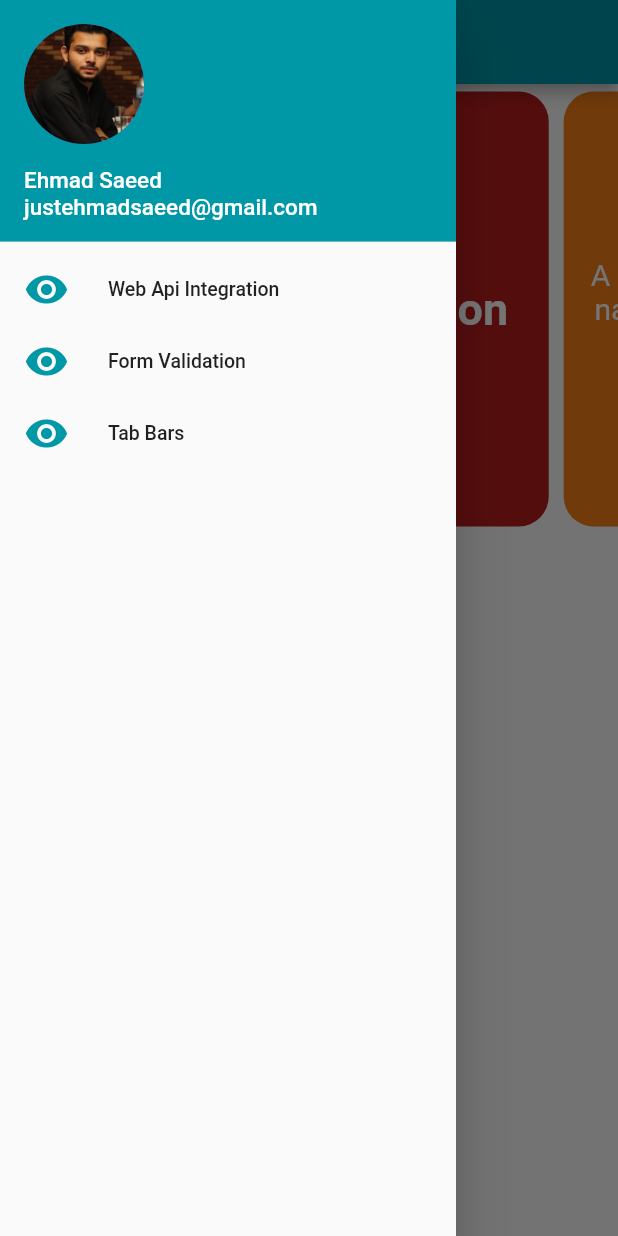
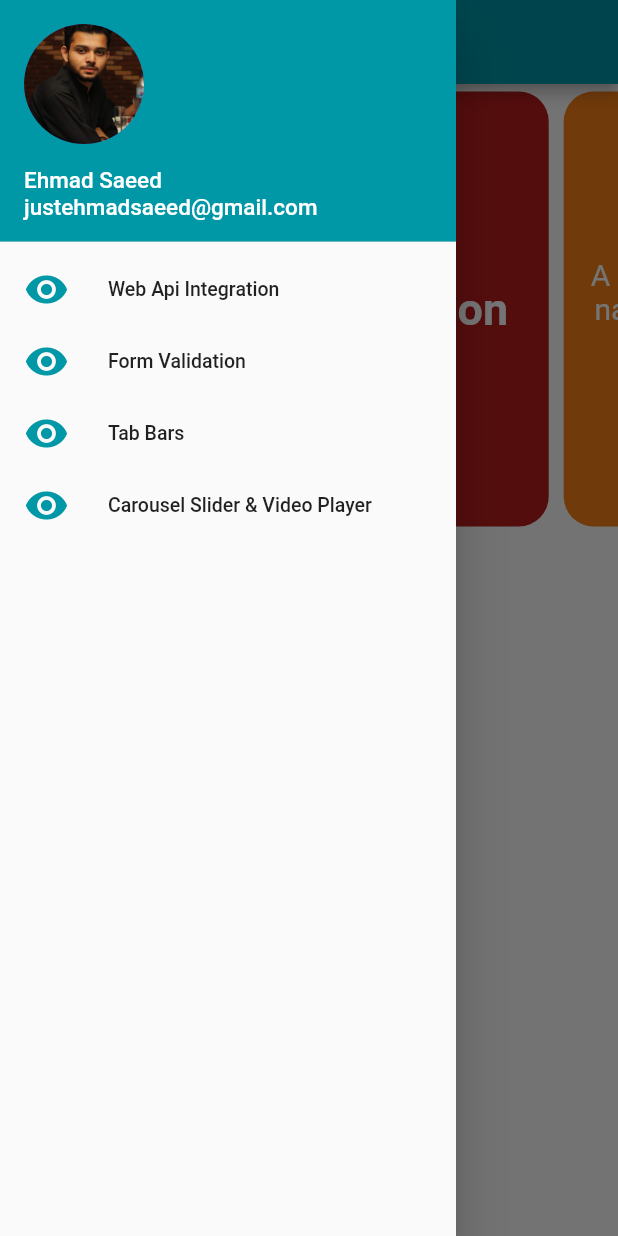
Before and after one commit to justEhmadSaeed/Flutter-ScreenSlider-VideoPlayer, a Flutter app: the screen it shows after launch, with the side drawer open, on a phone screen of 412 x 824 dp. Run offline on Flutter 3.47's test engine with Material 2 defaults, Android fonts, the light colour scheme and no system bars; drawn by our look-alikes of carousel_slider; our stand-ins replace video_player.

Commit message:
📦 NEW: ADD tab-bar & carousel-slider

```diff
--- a/lib/ASSIGNMENT_DATA.dart
+++ b/lib/ASSIGNMENT_DATA.dart
@@ -26,7 +26,19 @@ const ASSIGNMENT_DATA = [
     ],
     'description':
         'The app contains the implementation of different kinds of widgets including drawers, tabs, and routes.',
-    'image_url': 'assets/form-validation.png',
-    'video_url': 'assets/form-validation.mp4'
+    'image_url': 'assets/tab-bars.png',
+    'video_url': 'assets/tab-bars.mp4'
+  },
+  {
+    'title': 'Carousel Slider & Video Player',
+    'widgets': [
+      'Carousel Slider',
+      'Video Player',
+      'Drawer',
+    ],
+    'description':
+        'The app contains a drawer with navigation to all assignments and a carousel Slider on screen to display each assignment details and a link to video player screen.',
+    'image_url': 'assets/carousel-slider.png',
+    'video_url': 'assets/carousel-slider.mp4'
   },
 ];
--- a/lib/main.dart
+++ b/lib/main.dart
@@ -10,7 +10,7 @@ class MyApp extends StatelessWidget {
   @override
   Widget build(BuildContext context) {
     return MaterialApp(
-      title: 'Flutter Demo',
+      title: 'Flutter Assignments',
       theme: ThemeData(
         primarySwatch: Colors.blue,
       ),
```
Also changed, not shown: assets/carousel-slider.png (added), assets/tab-bars.png (added), 4 other files.
